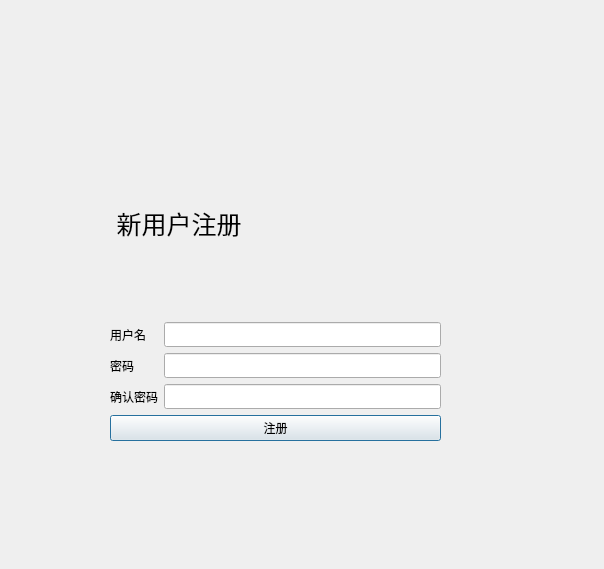
This is signup.ui in Joeywzr/f0rum as Qt 5 draws it before an edit. The edited form follows.
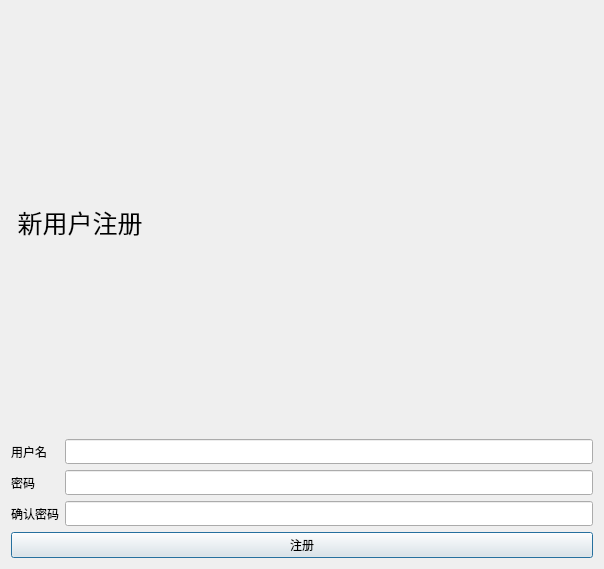
This is the edited form.

Patch:
```diff
--- a/signup.ui
+++ b/signup.ui
@@ -13,20 +13,8 @@
   <property name="windowTitle">
    <string>Dialog</string>
   </property>
-  <widget class="QWidget" name="verticalLayoutWidget">
-   <property name="geometry">
-    <rect>
-     <x>110</x>
-     <y>130</y>
-     <width>331</width>
-     <height>311</height>
-    </rect>
-   </property>
-   <property name="font">
-    <font>
-     <family>思源黑体 CN Normal</family>
-    </font>
-   </property>
+  <layout class="QGridLayout" name="gridLayout_2">
+   <item row="0" column="0">
    <layout class="QVBoxLayout" name="verticalLayout">
     <item>
      <widget class="QLabel" name="label_4">
@@ -121,7 +109,8 @@
      </widget>
     </item>
    </layout>
-  </widget>
+   </item>
+  </layout>
  </widget>
  <resources/>
  <connections/>
```
Lines whose indentation alone changed are shown as unchanged.
